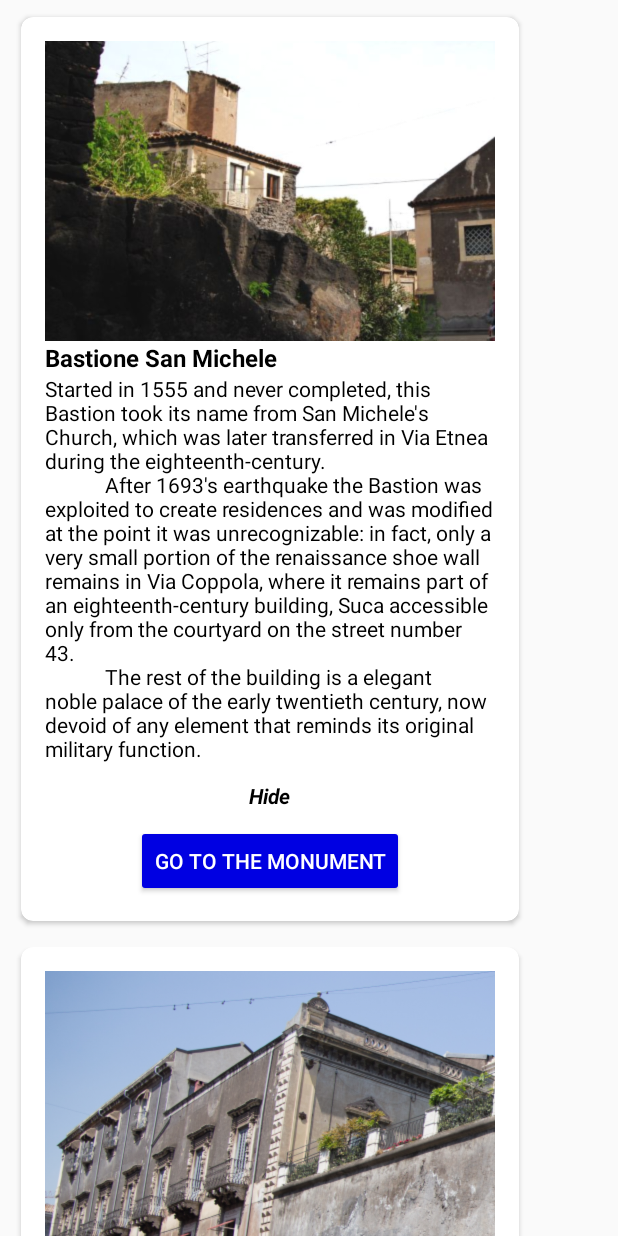
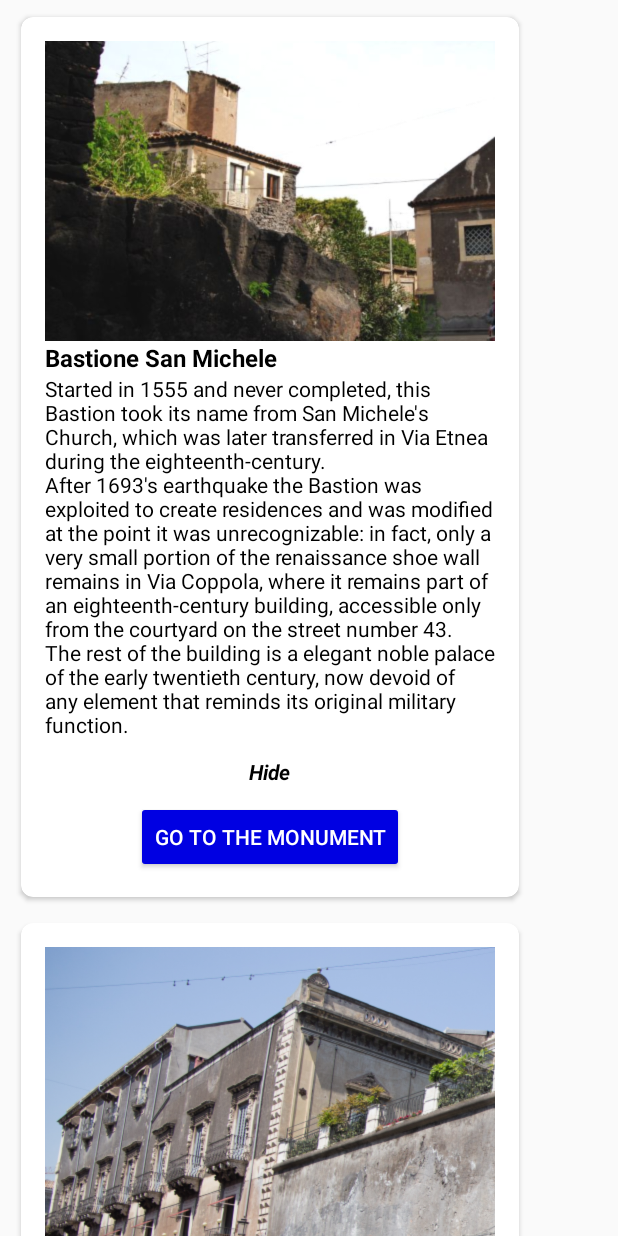
Before and after one commit to Alternanza5ABi/MuradiCatania, an Android app: the CardListActivity screen opened directly, with no data from a screen before it, after a tap on "Read more", on a phone screen of 412 x 824 dp. Run offline under Robolectric (Android 15) with nearby library versions, the phone set to English and light mode, and no system bars; 1 statement that could not run was skipped.

Commit message:
Traduzioni strings

```diff
--- a/app/src/main/res/values/strings.xml
+++ b/app/src/main/res/values/strings.xml
@@ -43,150 +43,55 @@
 
     <string-array name="descriptions">
 
-        <item>
-            "Started in 1555 and never completed, this Bastion took its name from San Michele's Church, which was later transferred in Via Etnea during the eighteenth-century.
-            After 1693's earthquake the Bastion was exploited to create residences and was modified at the point it was unrecognizable: in fact, only a very small portion of the renaissance shoe wall remains in Via Coppola, where it remains part of an eighteenth-century building, Suca accessible only from the courtyard on the street number 43.
-            The rest of the building is a elegant noble palace of the early twentieth century, now devoid of any element that reminds its original military function."
-        </item>
+        <item>"Started in 1555 and never completed, this Bastion took its name from San Michele's Church, which was later transferred in Via Etnea during the eighteenth-century.\nAfter 1693's earthquake the Bastion was exploited to create residences and was modified at the point it was unrecognizable: in fact, only a very small portion of the renaissance shoe wall remains in Via Coppola, where it remains part of an eighteenth-century building, accessible only from the courtyard on the street number 43.\nThe rest of the building is a elegant noble palace of the early twentieth century, now devoid of any element that reminds its original military function."</item>
 
-        <item>
-            "'Il Bastione degli Infetti' is the best preserved among the bastions that constituted the Etneo difensive system.
-            Cicero's told in the Verrine that in the place where today are the remains of the bastion stood the Temple of Ceres, place of worship and pilgrimages.
-            The name derives from the transformation of the Bastion into a lazaretto in 1576, because of the plague that hit the city of Catania."
-        </item>
+        <item>"'Il Bastione degli Infetti' is the best preserved among the bastions that constituted the Etneo difensive system.\nCicero's told in the Verrine that in the place where today are the remains of the bastion stood the Temple of Ceres, place of worship and pilgrimages.\nThe name derives from the transformation of the Bastion into a lazaretto in 1576, because of the plague that hit the city of Catania."</item>
 
-        <item>
-            "Left unharmed by the eruption of 1669 it was partly destroyed by the earthquake that occurred in the same year, but it was the negligence and the degradation of the following centuries that definitively altered its physiognomy."
-        </item>
+        <item>"Left unharmed by the eruption of 1669 it was partly destroyed by the earthquake that occurred in the same year, but it was the negligence and the degradation of the following centuries that definitively altered its physiognomy."</item>
 
-        <item>
-            "The Bastion Santa Croce costituted the external defense of the castle Ursino and was located east along the Gammazita curtain and was partly destroyed because of the 1669 eruption; it was armed with 2 pieces of artillery."
-        </item>
+        <item>"The Bastion Santa Croce costituted the external defense of the castle Ursino and was located east along the Gammazita curtain and was partly destroyed because of the 1669 eruption; it was armed with 2 pieces of artillery."</item>
 
-        <item>
-            "'Il Bastione del Tindaro' was initially part of the city's defensive system in the 16th century.
-            It then became border of the benedectine's garden, who bought it to delimit the green area of their monastery.
-            Today, all the rests of the Bastion are a few structures inside the Vittorio Emanuele Hospital and along the Tindaro alley.
-            The Bastion took its name from the demolished church dedicated to the Madonna del Tindaro, which was demolished to make space for the Vittorio Emanuele Hospital and the Spedalieri high school."
+        <item>"'Il Bastione del Tindaro' was initially part of the city's defensive system in the 16th century.\nIt then became border of the benedectine's garden, who bought it to delimit the green area of their monastery.\nToday, all the rests of the Bastion are a few structures inside the Vittorio Emanuele Hospital and along the Tindaro alley.\nThe Bastion took its name from the demolished church dedicated to the Madonna del Tindaro, which was demolished to make space for the Vittorio Emanuele Hospital and the Spedalieri high school."</item>
 
-         </item>
+        <item>"'Il Bastione del Santo Carcere' was built in the 16th century to protect the Vetere, the city's first cathedral, linked by tradition to the places of martyrdom of S. Agata.\nAfter the earthquake in 1693, it was partly demolished to obtain the facade of the S. Agata al Carcere's church.\nToday, it is an obligatory stop for the Feast of S. Agata."</item>
 
-        <item>
-            "'Il Bastione del Santo Carcere' was built in the 16th century to protect the Vetere, the city's first cathedral, linked by tradition to the places of martyrdom of S. Agata.
-            After the earthquake in 1693, it was partly demolished to obtain the facade of the S. Agata al Carcere's church.
-            Today, it is an obligatory stop for the Feast of S. Agata."
+        <item>"'La Porta di Carlo V' is the only gate among the sixteenth century walls of Charles V and remains intact at the Fishmonger's.\nPreviously known as 'Porta dei Canali', took its name from the homonym fountain on which it overlooked and is the only surviving gate.\nOn top of it a marble plaque engraved in characters and Latin language expresses the desire of Charles V to equip the city of Catania with walls."</item>
 
-        </item>
+        <item>"'La Porta della Decima' was also known as 'Porta Siracusa' and was born in sostitution of the ancient Porta Ariana.\nIts existence is confirmed in Middle Ages, as it is written in history books.\nThe Gate took its name from the tithing ("Decima" in italian), a tax that forced the farmers to pay one-tenth of the harvest as a tribute to the king."</item>
 
-        <item>
-            "'La Porta di Carlo V' is the only gate among the sixteenth century walls of Charles V and remains intact at the Fishmonger's.
-            Previously known as 'Porta dei Canali', took its name from the homonym fountain on which it overlooked and is the only surviving gate.
-            On top of it a marble plaque engraved in characters and Latin language expresses the desire of Charles V to equip the city of Catania with walls."
-        </item>
+        <item>"Also known as 'Porta de Verga' and rebuilt in 1553, it replaced a more ancient gate - La Porta del Porto - and took its name from the viceroy Juan de Vega to whom it was dedicated.\nIn the eighteenth century it became a cause of discord between the archdiocese and the family Paternò Castello, both parts bordering the Porta and interested in his control.\nIt was demolished during nineteenth century for the widening of the alley that reached the port, today known as Via del Porticello."</item>
 
-        <item>
-            "'La Porta della Decima' was also known as 'Porta Siracusa' and was born in sostitution of the ancient Porta Ariana.
-            Its existence is confirmed in Middle Ages, as it is written in history books.
-            The Gate took its name from the tithing ("Decima" in italian), a tax that forced the farmers to pay one-tenth of the harvest as a tribute to the king."
-        </item>
+        <item>"Born to guarantee an access to the city from the little Porto Aragonese, its uncertain location had to be not too far from the current Piazza Duca di Genova.\nIt was demolished together with the stretch of walls on which it faced for the making of the new sixteenth century curtain which surrounded the Civita district."</item>
 
-        <item>
-            "Also known as 'Porta de Verga' and rebuilt in 1553, it replaced a more ancient gate - La Porta del Porto - and took its name from the viceroy Juan de Vega to whom it was dedicated.
-            In the eighteenth century it became a cause of discord between the archdiocese and the family Paternò Castello, both parts bordering the Porta and interested in his control.
-            It was demolished during nineteenth century for the widening of the alley that reached the port, today known as Via del Porticello."
+        <item>"This gate owes its name to the metal grille that closed it: according to the tradition, it was obtained with the loot of Tunis following the victory reported in 1535 by Charles V and Andrea Doria's fleet against the pirate Barbarossa."</item>
 
-        </item>
+        <item>"This gate was previously called Porta Aquilonare. Thanks to his location on the aragonese-period walls, it became the privileged entrance to the city of the sovereigns of the Trinacria Kingdom, directly devoted to the ancient church of S.Agata la Vetere, first seat of the bishopric chair and traditionally seat of the tomb of the patroness of the city.\nThe gate used to open where today is Via Santa Maddalena, right in front of Stanta Maria della Purità e della Visitazione's church."</item>
 
-        <item>
-            "Born to guarantee an access to the city from the little Porto Aragonese, its uncertain location had to be not too far from the current Piazza Duca di Genova.
-            It was demolished together with the stretch of walls on which it faced for the making of the new sixteenth century curtain which surrounded the Civita district."
-        </item>
+        <item>"Built in the 14th century on the stretch of walls to the northwest, where it's now located the Vittorio Emanuele II Hospital, it got destroyed by the 1669 cast, its name appears to be linked to the nearby Bastion."</item>
 
-        <item>
-            "This gate owes its name to the metal grille that closed it: according to the tradition, it was obtained with the loot of Tunis following the victory reported in 1535 by Charles V and Andrea Doria's fleet against the pirate Barbarossa."
-        </item>
+        <item>"Porta di Sant'Orsola, previously called 'Posterna Joenio', was opened in 1671.\nThe gate was located near the church of S. Orsola, in the area of the current Piazza Scammacca, behind Teatro Massimo, and was demolished after the 1693 earthquake to trace the new roads of Catania."</item>
 
-        <item>
-            "This gate was previously called Porta Aquilonare. Thanks to his location on the aragonese-period walls, it became the privileged entrance to the city of the sovereigns of the Trinacria Kingdom, directly devoted to the ancient church of S.Agata la Vetere, first seat of the bishopric chair and traditionally seat of the tomb of the patroness of the city.
-            The gate used to open where today is Via Santa Maddalena, right in front of Stanta Maria della Purità e della Visitazione's church."
-        </item>
+        <item>"Erected in the defensive system of the moat of Castello Ursino during the 16th century, it was also entirely demolished by the 1693 eruption. Its exact location is not yet clear, probably in the west zone of Piazza Federico II di Svevia."</item>
 
-        <item>
-            "Built in the 14th century on the stretch of walls to the northwest, where it's now located the Vittorio Emanuele II Hospital, it got destroyed by the 1669 cast, its name appears to be linked to the nearby Bastion."
-        </item>
+        <item>"Probably from Middle Age, it opened slight after Bastione di San Giovanni.\nIts destruction happened during the 1669 eruption, which cast came through this gate to stop several meters inside, close to Piazza Santi Cosma e Damiano, today called Piazza Niccolò Machiavelli."</item>
 
-        <item>
-            "Porta di Sant'Orsola, previously called 'Posterna Joenio', was opened in 1671.
-            The gate was located near the church of S. Orsola, in the area of the current Piazza Scammacca, behind Teatro Massimo, and was demolished after the 1693 earthquake to trace the new roads of Catania."
+        <item>"Erected on the medieval wall in the west, in the stretch of Via Giuseppe Garibaldi which is at the crossroad with Via Plebiscito, it was rebuilt with the 16th-century fortification plan.\nNever completed, it was demolished in 1792 to expand Via Garibaldi.\nIt owes its name to the fief or Sardinia, rich land in the west of the city."</item>
 
-        </item>
+        <item>"There were two gates with this title: the first, of undefined age, was perhaps from the Aragonese age, opening to the walls of that period; the second one replaced it in the sicteenth century, erected not far behind and collapsed during the 1693 earthquake.\nThe few rests were demolished for the extension of the Lanza road, that is now called Via Antonino di San Giuliano."</item>
 
-        <item>
-            "Erected in the defensive system of the moat of Castello Ursino during the 16th century, it was also entirely demolished by the 1693 eruption. Its exact location is not yet clear, probably in the west zone of Piazza Federico II di Svevia."
-        </item>
+        <item>"The city walls had several 'service' openings, called 'Postierle', usually not reported in the general plans as secondary accesses.\nHowever, thanks to some prints signed by Tiburzio Spannocchi who was entrusted with the supervision of the wall in view of their reformulation and strengthening, we are able to identify with certainty at least one of them: Porta della Cunzaria, located near Bastione Grande,led to a tannery of skins that in the 16th century was located where today the Harbor Customs rises and that in the eighteenth century was adapted to lazzaretto, on a lava spur overlooking the sea."</item>
 
-        <item>
-            "Probably from Middle Age, it opened slight after Bastione di San Giovanni.
-            Its destruction happened during the 1669 eruption, which cast came through this gate to stop several meters inside, close to Piazza Santi Cosma e Damiano, today called Piazza Niccolò Machiavelli."
-        </item>
+        <item>"Also knows as 'Fontana de' setti caneddi', today it is located below a great arch, close to Palazzo dei Chierici, in a lower street level than Piazza Duomo as it was built before the earthquake.\nThe original fountain of the 36 canals was placed along the walls opposite the gate and in the overlying part presented paintings depicting the story of the river god Amerano.\nIt was destroyed by the eruption of 1669."</item>
 
-        <item>
-            "Erected on the medieval wall in the west, in the stretch of Via Giuseppe Garibaldi which is at the crossroad with Via Plebiscito, it was rebuilt with the 16th-century fortification plan.
-            Never completed, it was demolished in 1792 to expand Via Garibaldi.
-            It owes its name to the fief or Sardinia, rich land in the west of the city."
-        </item>
+        <item>"Fonte Lanaria owes its name to the governor Francesco Lanario Duca di Carpignano.\nThe inscription to S.Agata is linked to the tradition that the fountain marks the point from which S. Agata's relics for Byzantium left by order of general Giorgio Meniace.\nIn february, feast of the patron S.Agata, the simulacrum runs through the ancient part of the walls; the fountain, in occasion of this anniversary, is destination of pilgrims and devotees."</item>
 
-        <item>
-            "There were two gates with this title: the first, of undefined age, was perhaps from the Aragonese age, opening to the walls of that period; the second one replaced it in the sicteenth century, erected not far behind and collapsed during the 1693 earthquake.
-            The few rests were demolished for the extension of the Lanza road, that is now called Via Antonino di San Giuliano."
-        </item>
+        <item>"After the 1693 earthquake, Ignazio Paternò Castello III, Prince of Biscari, obtained from the General Liutenant Giuseppe Lanza, Duke of Camastra, the permission of building a new palace on the enbankment of the sixteenth century Charles V's walls.\nThe construction works lasted more than a century and the biggest Catanian archtects of the time (Alonzo di Benedetto, Girolamo Palazzotto, Francesco Battaglia) took part in these works.\nThe most sumptuous private palace of Catania was built: the beauty of carvings and sculpture wasn't only the result of taste and style; it reflected the technical and artistics ability of the catanian workers."</item>
 
-        <item>
-            "The city walls had several 'service' openings, called 'Postierle', usually not reported in the general plans as secondary accesses.
-            However, thanks to some prints signed by Tiburzio Spannocchi who was entrusted with the supervision of the wall in view of their reformulation and strengthening, we are able to identify with certainty at least one of them: Porta della Cunzaria, located near Bastione Grande,led to a tannery of skins that in the 16th century was located where today the Harbor Customs rises and that in the eighteenth century was adapted to lazzaretto, on a lava spur overlooking the sea."
-        </item>
+        <item>"The palace was built with a trapezoidal plan, centralized on a large courtyard where a central pincer staircase introduced into the rich walls.\nIt reached its maximum splendor in 1700 thanks to Ignazio V Prince of Biscari, great traveler and fond of litrature, art and architecture.\nThe prince personally partecipated in the design of the new wings of the palace providing original and constructive solutions."</item>
 
-        <item>
-            "Also knows as 'Fontana de' setti caneddi', today it is located below a great arch, close to Palazzo dei Chierici, in a lower street level than Piazza Duomo as it was built before the earthquake.
-            The original fountain of the 36 canals was placed along the walls opposite the gate and in the overlying part presented paintings depicting the story of the river god Amerano.
-            It was destroyed by the eruption of 1669."
-        </item>
+        <item>"The Ursin Castle was part of a fortification long the coasts of southern Italy and Sicily wanted by Federico di Svevia, for a military construction plan.\nIt was surroundedon three sides by the sea and defended by a mighty wall.\nAfter the introduction of the gunpowder in 16th century, the castle's military role was more and more weakened until it became a prison.\nIt was invested and demaged by the 1669 eruption, when the lava arrived around the castle and although it didn't damage the castle's structures, it filled the moat, covered the ramparts and even moved the coast line for a few hundred meters.\nThe 1693 earthquake damaged again the castle, definitively compromising its military role.\nAround 1930, the castle was radically restaured and became a museum."</item>
 
-        <item>
-            "Fonte Lanaria owes its name to the governor Francesco Lanario Duca di Carpignano.
-            The inscription to S.Agata is linked to the tradition that the fountain marks the point from which S. Agata's relics for Byzantium left by order of general Giorgio Meniace.
-            In february, feast of the patron S.Agata, the simulacrum runs through the ancient part of the walls; the fountain, in occasion of this anniversary, is destination of pilgrims and devotees."
-        </item>
-
-        <item>
-            "After the 1693 earthquake, Ignazio Paternò Castello III, Prince of Biscari, obtained from the General Liutenant Giuseppe Lanza, Duke of Camastra, the permission of building a new palace on the enbankment of the sixteenth century Charles V's walls.
-            The construction works lasted more than a century and the biggest Catanian archtects of the time (Alonzo di Benedetto, Girolamo Palazzotto, Francesco Battaglia) took part in these works.
-            The most sumptuous private palace of Catania was built: the beauty of carvings and sculpture wasn't only the result of taste and style; it reflected the technical and artistics ability of the catanian workers."
-        </item>
-
-        <item>
-            "The palace was built with a trapezoidal plan, centralized on a large courtyard where a central pincer staircase introduced into the rich walls.
-            It reached its maximum splendor in 1700 thanks to Ignazio V Prince of Biscari, great traveler and fond of litrature, art and architecture.
-            The prince personally partecipated in the design of the new wings of the palace providing original and constructive solutions."
-        </item>
-
-        <item>
-            "The Ursin Castle was part of a fortification long the coasts of southern Italy and Sicily wanted by Federico di Svevia, for a military construction plan.
-            It was surroundedon three sides by the sea and defended by a mighty wall.
-            After the introduction of the gunpowder in 16th century, the castle's military role was more and more weakened until it became a prison.
-            It was invested and demaged by the 1669 eruption, when the lava arrived around the castle and although it didn't damage the castle's structures, it filled the moat, covered the ramparts and even moved the coast line for a few hundred meters.
-            The 1693 earthquake damaged again the castle, definitively compromising its military role.
-            Around 1930, the castle was radically restaured and became a museum."
-
-        </item>
-
-        <item>
-            "'Cortina di Gammazita' is part of the 16th century wall and is located in the south-west area of the turistic center of Catania; It linked the Ursin Castle and Charles V's Gate.
-            This stretch of walls skirted the ruins of ancient factories that took the name of 'Muro rotto'.
-            In the Middle Age, this part of the city was seat of the Judecca Suttana, the ebraic district, and was rich of commercial activities.
-            In 1621 Don Francesco Lanario, general superintendent for the fortifications, restaured both the defensive asset of the city and the area around the fount. The waters of Gammazita were thus harnessed and joined to those of the Amenian.
-            In 1669, after the eruption, the lava surrounded the Ursin Castle, filling its moat and invading the district covering the founts, including that of Gammazita."
-        </item>
+        <item>"'Cortina di Gammazita' is part of the 16th century wall and is located in the south-west area of the turistic center of Catania; It linked the Ursin Castle and Charles V's Gate.\nThis stretch of walls skirted the ruins of ancient factories that took the name of 'Muro rotto'.\nIn the Middle Age, this part of the city was seat of the Judecca Suttana, the ebraic district, and was rich of commercial activities.\nIn 1621 Don Francesco Lanario, general superintendent for the fortifications, restaured both the defensive asset of the city and the area around the fount. The waters of Gammazita were thus harnessed and joined to those of the Amenian.\nIn 1669, after the eruption, the lava surrounded the Ursin Castle, filling its moat and invading the district covering the founts, including that of Gammazita."</item>
     </string-array>
 
 
```
Also changed, not shown: 1 other file.
